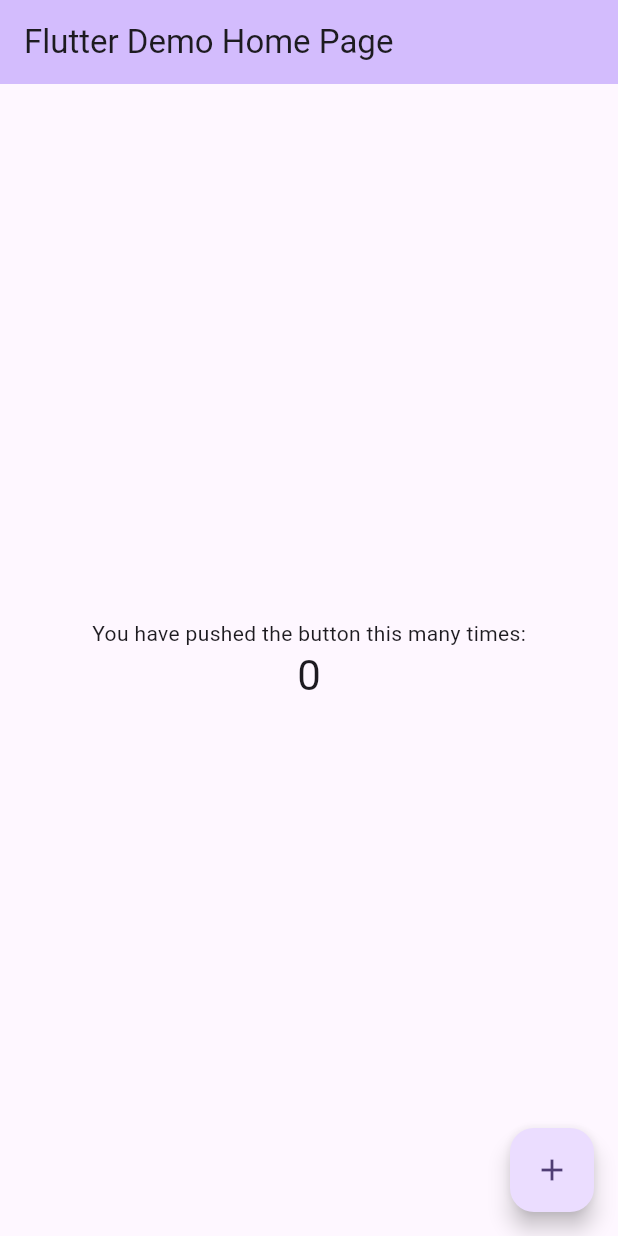
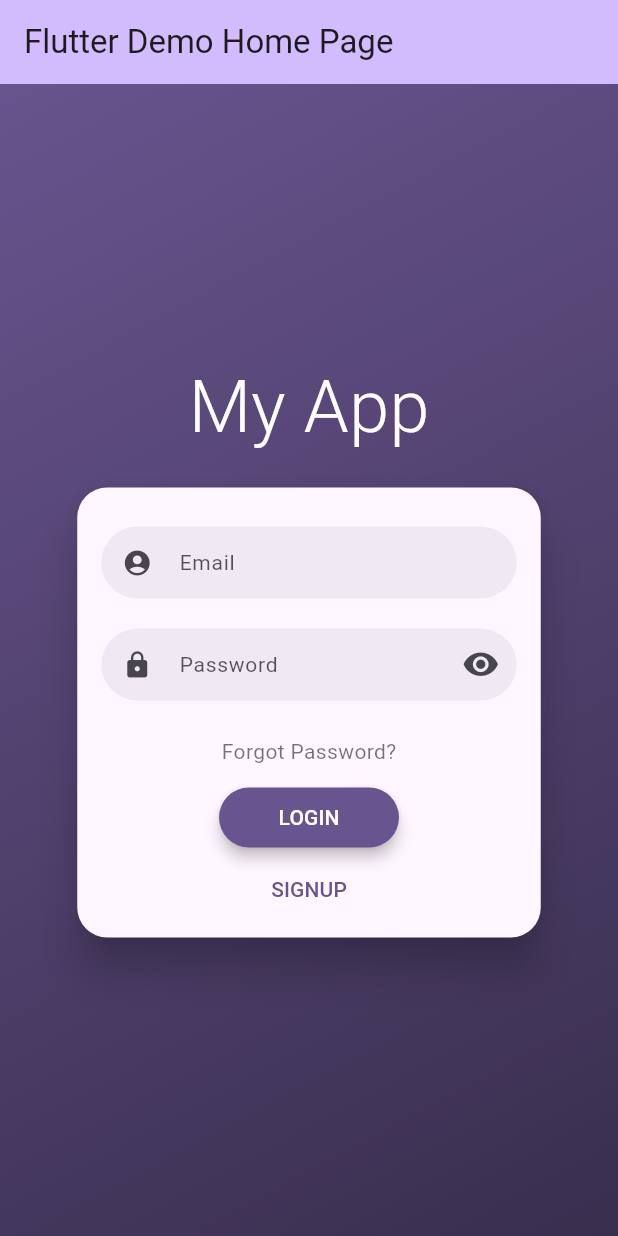
Before and after one commit to SusumuOnuma/kenkaru, a Flutter app: the screen it shows after launch, on a phone screen of 412 x 824 dp. Run offline on Flutter 3.47's test engine with Material 3 defaults, Android fonts, the phone set to English and light mode, and no system bars; drawn by our look-alikes of flutter_login; our stand-ins replace pocketbase.

Commit message:
feature: ceate authScreen

```diff
--- /dev/null
+++ b/flutter/lib/AuthScreen.dart
@@ -0,0 +1,70 @@
+// Copyright (C) 2025  SUSUMU ONUMA
+//
+// This program is free software: you can redistribute it and/or modify
+// it under the terms of the GNU General Public License as published by
+// the Free Software Foundation, either version 3 of the License, or
+// (at your option) any later version.
+//
+// This program is distributed in the hope that it will be useful,
+// but WITHOUT ANY WARRANTY; without even the implied warranty of
+// MERCHANTABILITY or FITNESS FOR A PARTICULAR PURPOSE.  See the
+// GNU General Public License for more details.
+//
+// You should have received a copy of the GNU General Public License
+// along with this program.  If not, see <https://www.gnu.org/licenses/>.
+
+import 'package:flutter/material.dart';
+import 'package:flutter_login/flutter_login.dart';
+import 'package:pocketbase/pocketbase.dart';
+
+class AuthScreen extends StatelessWidget {
+  final PocketBase pb =
+      PocketBase('http://127.0.0.1:8090'); // PocketBase の URL を指定
+
+  Duration get loginTime => Duration(milliseconds: 2250);
+
+  Future<String?> _authUser(LoginData data) async {
+    try {
+      final authData = await pb.collection('users').authWithPassword(
+            data.name,
+            data.password,
+          );
+      return null; // 成功時は null を返す
+    } catch (e) {
+      return 'ログインに失敗しました: ${e.toString()}';
+    }
+  }
+
+  Future<String?> _signupUser(SignupData data) async {
+    try {
+      final body = <String, dynamic>{
+        "email": data.name,
+        "password": data.password,
+        "passwordConfirm": data.password,
+      };
+      await pb.collection('users').create(body: body);
+      return null; // 成功時は null を返す
+    } catch (e) {
+      return '登録に失敗しました: ${e.toString()}';
+    }
+  }
+
+  Future<String?> _recoverPassword(String name) async {
+    // パスワードリカバリーの実装（必要に応じて）
+    return 'パスワードリカバリーは未実装です';
+  }
+
+  @override
+  Widget build(BuildContext context) {
+    return FlutterLogin(
+      title: 'My App',
+      onLogin: _authUser,
+      onSignup: _signupUser,
+      onRecoverPassword: _recoverPassword,
+      onSubmitAnimationCompleted: () {
+        // ログイン後の画面遷移など
+        Navigator.of(context).pushReplacementNamed('/home');
+      },
+    );
+  }
+}
--- a/flutter/lib/main.dart
+++ b/flutter/lib/main.dart
@@ -1,4 +1,5 @@
 import 'package:flutter/material.dart';
+import 'package:flutter_application/AuthScreen.dart';
 
 void main() {
   runApp(const MyApp());
@@ -86,40 +87,6 @@ class _MyHomePageState extends State<MyHomePage> {
           // the App.build method, and use it to set our appbar title.
           title: Text(widget.title),
         ),
-      body: Center(
-        // Center is a layout widget. It takes a single child and positions it
-        // in the middle of the parent.
-        child: Column(
-          // Column is also a layout widget. It takes a list of children and
-          // arranges them vertically. By default, it sizes itself to fit its
-          // children horizontally, and tries to be as tall as its parent.
-          //
-          // Column has various properties to control how it sizes itself and
-          // how it positions its children. Here we use mainAxisAlignment to
-          // center the children vertically; the main axis here is the vertical
-          // axis because Columns are vertical (the cross axis would be
-          // horizontal).
-          //
-          // TRY THIS: Invoke "debug painting" (choose the "Toggle Debug Paint"
-          // action in the IDE, or press "p" in the console), to see the
-          // wireframe for each widget.
-          mainAxisAlignment: MainAxisAlignment.center,
-          children: <Widget>[
-            const Text(
-              'You have pushed the button this many times:',
-            ),
-            Text(
-              '$_counter',
-              style: Theme.of(context).textTheme.headlineMedium,
-            ),
-          ],
-        ),
-      ),
-      floatingActionButton: FloatingActionButton(
-        onPressed: _incrementCounter,
-        tooltip: 'Increment',
-        child: const Icon(Icons.add),
-      ), // This trailing comma makes auto-formatting nicer for build methods.
-    );
+        body: AuthScreen());
   }
 }
--- a/flutter/pubspec.yaml
+++ b/flutter/pubspec.yaml
@@ -30,7 +30,8 @@ environment:
 dependencies:
   flutter:
     sdk: flutter
-
+  flutter_login: ^5.0.0
+  pocketbase: ^0.22.0
 
   # The following adds the Cupertino Icons font to your application.
   # Use with the CupertinoIcons class for iOS style icons.
```
Also changed, not shown: flutter/pubspec.lock, 16 other files. Lines whose indentation alone changed are shown as unchanged.
